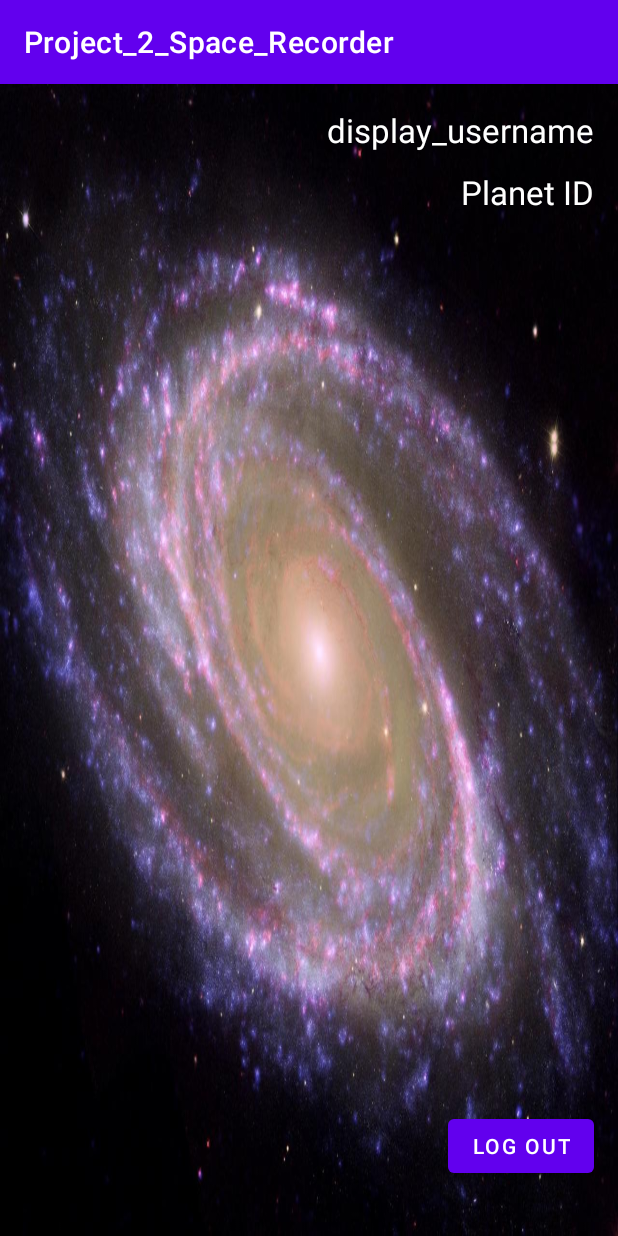
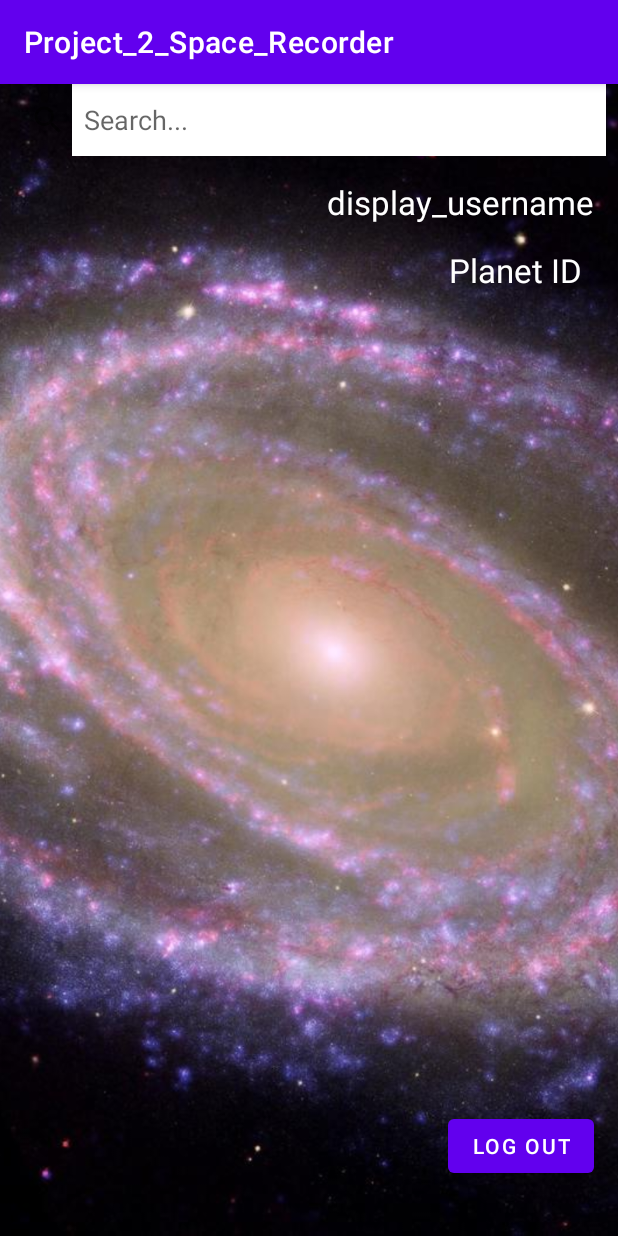
Before and after one commit to TomasDiazWahl/Project_2_Space_Recorder, an Android app: the LandingPageActivity screen opened directly, with no data from a screen before it, on a phone screen of 412 x 824 dp. Run offline under Robolectric (Android 15) with nearby library versions, the phone set to English and light mode, and no system bars; our stand-ins replace Room's generated code; 3 statements that could not run were skipped.

Commit message:
Explore Activity

```diff
--- a/app/src/main/java/UserDB/UserDAO.java
+++ b/app/src/main/java/UserDB/UserDAO.java
@@ -28,4 +28,6 @@ public interface UserDAO {
 
     @Query("SELECT * FROM " + AppDataBaseUser.DATABASE_TABLE + " WHERE name = :username")
     List<User> getUserByName(String username);
+
+    // sql join for planet and solar system stufff
 }
--- a/app/src/main/res/layout/activity_landing_page.xml
+++ b/app/src/main/res/layout/activity_landing_page.xml
@@ -3,14 +3,24 @@
     xmlns:app="http://schemas.android.com/apk/res-auto"
     xmlns:tools="http://schemas.android.com/tools"
     android:layout_width="match_parent"
-    android:layout_height="match_parent"
-    android:background="@drawable/m81_galaxy">
+    android:layout_height="match_parent">
+
+
+    <ImageView
+        app:layout_constraintTop_toTopOf="parent"
+        app:layout_constraintStart_toStartOf="parent"
+        app:layout_constraintBottom_toBottomOf="parent"
+        app:layout_constraintEnd_toEndOf="parent"
+        android:layout_width="fill_parent"
+        android:layout_height="fill_parent"
+        android:scaleType="centerCrop"
+        android:src="@drawable/m81_galaxy"/>
 
     <TextView
         android:id="@+id/display_username"
         android:layout_width="wrap_content"
         android:layout_height="wrap_content"
-        android:layout_marginTop="16dp"
+        android:layout_marginTop="64dp"
         android:layout_marginEnd="16dp"
         android:hint="@string/hint_display_username"
         android:textColorHint="@color/white"
@@ -19,12 +29,12 @@
         app:layout_constraintTop_toTopOf="parent" />
 
     <Button
+        android:id="@+id/admin"
         android:layout_width="129dp"
         android:layout_height="62dp"
-        android:layout_marginStart="24dp"
-        android:layout_marginTop="16dp"
+        android:layout_marginStart="28dp"
+        android:layout_marginTop="64dp"
         android:text="@string/button_admin"
-        android:id="@+id/admin"
         android:visibility="invisible"
         app:layout_constraintStart_toStartOf="parent"
         app:layout_constraintTop_toTopOf="parent" />
@@ -33,8 +43,8 @@
         android:id="@+id/planet_id"
         android:layout_width="wrap_content"
         android:layout_height="wrap_content"
-        android:layout_marginTop="12dp"
-        android:layout_marginEnd="16dp"
+        android:layout_marginTop="16dp"
+        android:layout_marginEnd="24dp"
         android:hint="@string/textview_planet_id"
         android:textColor="@color/white"
         android:textColorHint="@color/white"
@@ -52,5 +62,18 @@
         app:layout_constraintBottom_toBottomOf="parent"
         app:layout_constraintEnd_toEndOf="parent" />
 
+    <SearchView
+        android:id="@+id/searchView"
+        android:layout_width="match_parent"
+        android:layout_height="wrap_content"
+        android:gravity="center"
+        android:iconifiedByDefault="false"
+        android:queryBackground="@color/white"
+        android:queryHint="Search..."
+        app:layout_constraintEnd_toEndOf="parent"
+        app:layout_constraintHorizontal_bias="0.0"
+        app:layout_constraintStart_toStartOf="parent"
+        app:layout_constraintTop_toTopOf="parent" />
+
 
 </androidx.constraintlayout.widget.ConstraintLayout>
--- a/app/src/main/res/layout/create_account.xml
+++ b/app/src/main/res/layout/create_account.xml
@@ -58,10 +58,12 @@
         android:layout_marginTop="176dp"
         android:text="@string/button_create_account_2"
         android:textSize="34sp"
+        app:layout_constraintBottom_toBottomOf="parent"
         app:layout_constraintEnd_toEndOf="parent"
         app:layout_constraintHorizontal_bias="0.493"
         app:layout_constraintStart_toStartOf="parent"
-        app:layout_constraintTop_toBottomOf="@+id/edit_text_reenter_password" />
+        app:layout_constraintTop_toBottomOf="@+id/edit_text_reenter_password"
+        app:layout_constraintVertical_bias="0.0" />
 
 
 </androidx.constraintlayout.widget.ConstraintLayout>
--- a/app/src/main/res/values/strings.xml
+++ b/app/src/main/res/values/strings.xml
@@ -14,4 +14,9 @@
     <string name="button_admin">Admin</string>
     <string name="textview_planet_id">Planet ID</string>
     <string name="button_log_out">Log Out</string>
+    <string name="searchview_search_here">Search Here</string>
+    <string name="find_new_planet">Find New Planet</string>
+    <string name="find_new_solar_system">Find New Solar System</string>
+    <string name="jump_through_wormhole">Jump Through Wormhole</string>
+    <string name="cool_black_hole_render">Cool Black Hole Render</string>
 </resources>
```
Also changed, not shown: app/src/main/res/layout/activity_explore.xml (added, +51 -0 lines), app/src/main/res/layout/activity_main.xml (+6 -3 lines), 1 other file.
